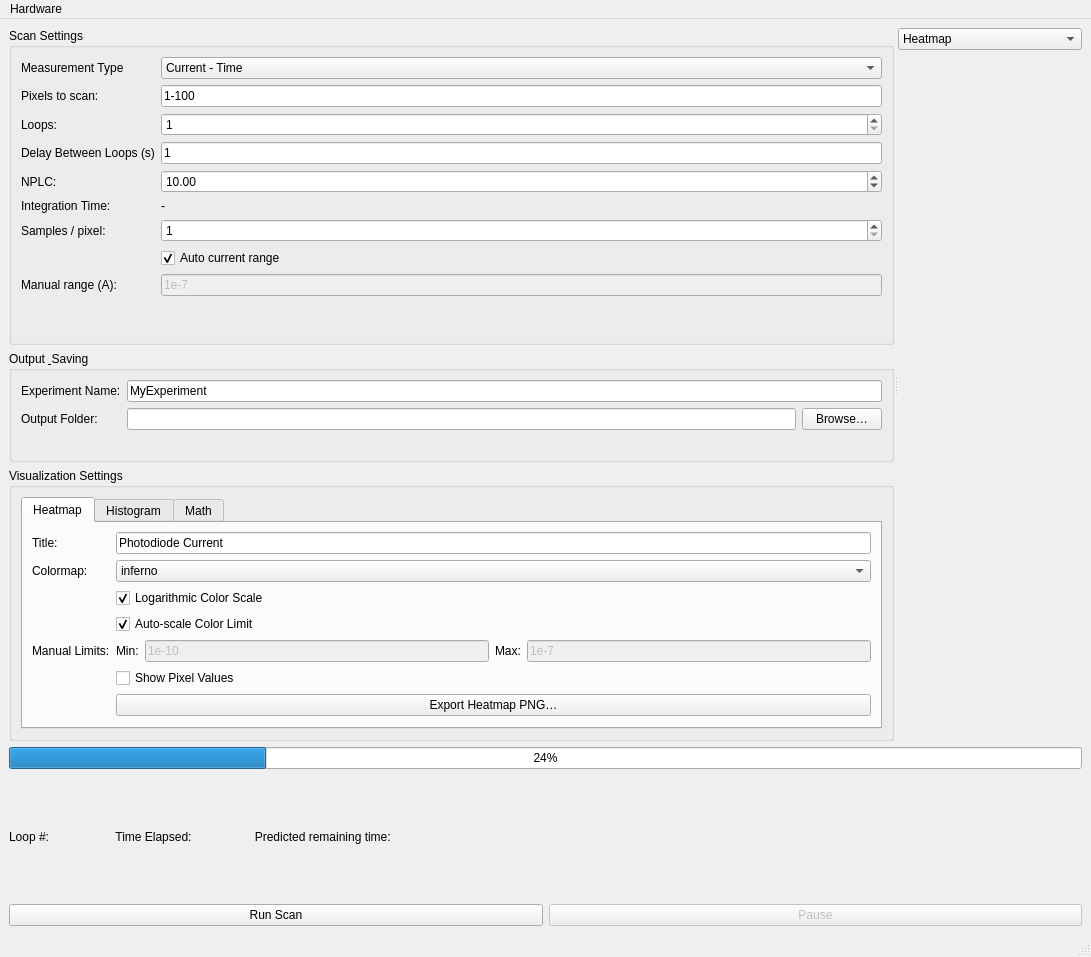
Before: the Qt Designer form Readoubt.ui in nsandor/ReadoubtSW, drawn with Qt 5.
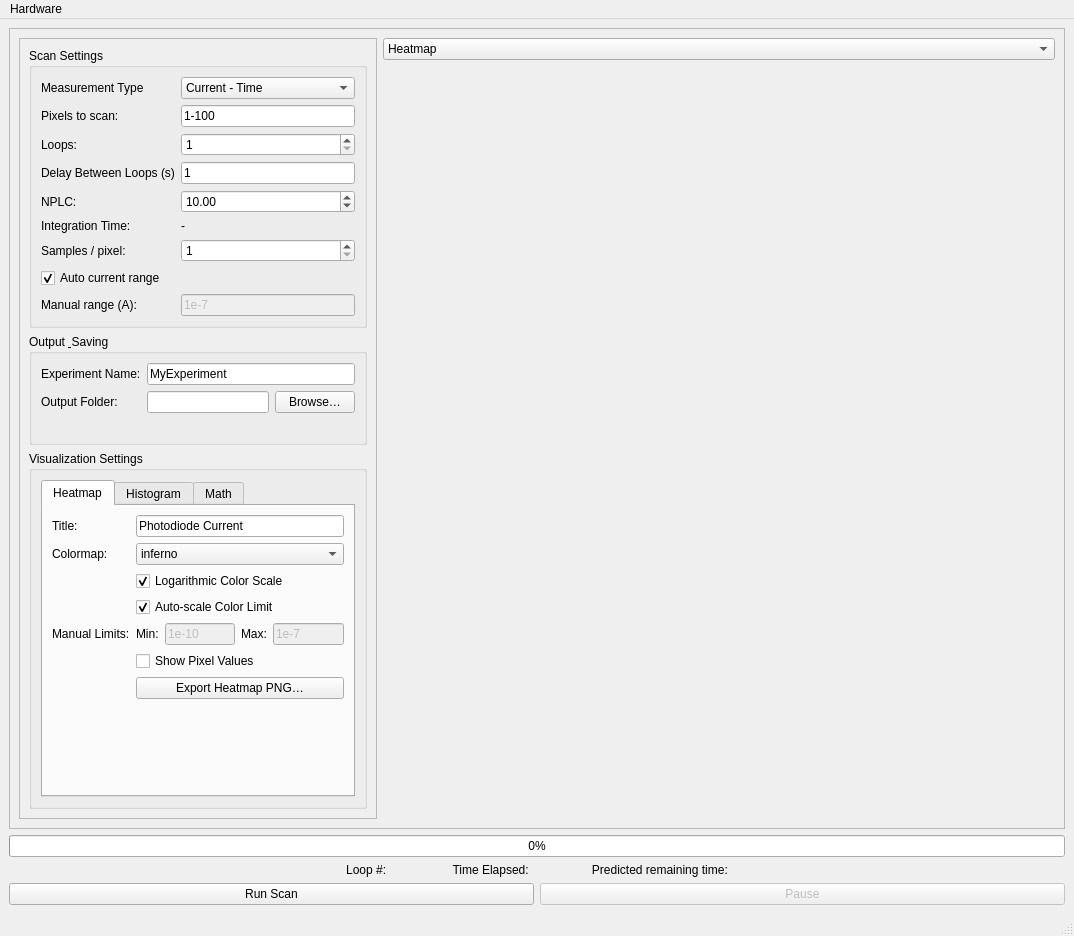
After: the same form once the commit is applied.

The edit to the form file:
```diff
--- a/Readoubt.ui
+++ b/Readoubt.ui
@@ -6,8 +6,8 @@
    <rect>
     <x>0</x>
     <y>0</y>
-    <width>1091</width>
-    <height>957</height>
+    <width>1074</width>
+    <height>936</height>
    </rect>
   </property>
   <property name="minimumSize">
@@ -22,18 +22,41 @@
   <widget class="QWidget" name="centralwidget">
    <layout class="QVBoxLayout" name="verticalLayout_0">
     <item>
-     <widget class="QSplitter" name="centralSplitter">
-      <property name="orientation">
-       <enum>Qt::Orientation::Horizontal</enum>
+     <widget class="QFrame" name="frame_2">
+      <property name="frameShape">
+       <enum>QFrame::Shape::StyledPanel</enum>
       </property>
-      <widget class="QWidget" name="controlsPanel">
-       <layout class="QVBoxLayout" name="controlsLayout">
+      <property name="frameShadow">
+       <enum>QFrame::Shadow::Raised</enum>
+      </property>
+      <layout class="QHBoxLayout" name="horizontalLayout">
+       <item>
+        <widget class="QFrame" name="frame">
+         <property name="minimumSize">
+          <size>
+           <width>0</width>
+           <height>717</height>
+          </size>
+         </property>
+         <property name="maximumSize">
+          <size>
+           <width>358</width>
+           <height>16777215</height>
+          </size>
+         </property>
+         <property name="frameShape">
+          <enum>QFrame::Shape::StyledPanel</enum>
+         </property>
+         <property name="frameShadow">
+          <enum>QFrame::Shadow::Raised</enum>
+         </property>
+         <layout class="QVBoxLayout" name="verticalLayout">
         <item>
          <widget class="QGroupBox" name="scan_settings_box">
           <property name="minimumSize">
            <size>
             <width>0</width>
-            <height>317</height>
+              <height>0</height>
            </size>
           </property>
           <property name="title">
@@ -71,14 +94,14 @@
              </item>
             </widget>
            </item>
-           <item row="2" column="0">
+             <item row="1" column="0">
             <widget class="QLabel" name="label_pixels">
              <property name="text">
               <string>Pixels to scan:</string>
              </property>
             </widget>
            </item>
-           <item row="2" column="1">
+             <item row="1" column="1">
             <widget class="QLineEdit" name="edit_pixel_spec">
              <property name="text">
               <string>1-100</string>
@@ -88,14 +111,14 @@
              </property>
             </widget>
            </item>
-           <item row="3" column="0">
+             <item row="2" column="0">
             <widget class="QLabel" name="label_loops">
              <property name="text">
               <string>Loops:</string>
              </property>
             </widget>
            </item>
-           <item row="3" column="1">
+             <item row="2" column="1">
             <widget class="QSpinBox" name="spin_loops">
              <property name="minimum">
               <number>1</number>
@@ -108,28 +131,28 @@
              </property>
             </widget>
            </item>
-           <item row="4" column="0">
+             <item row="3" column="0">
             <widget class="QLabel" name="loop_delay_label">
              <property name="text">
               <string>Delay Between Loops (s)</string>
              </property>
             </widget>
            </item>
-           <item row="4" column="1">
+             <item row="3" column="1">
             <widget class="QLineEdit" name="loop_delay">
              <property name="text">
               <string>1</string>
              </property>
             </widget>
            </item>
-           <item row="5" column="0">
+             <item row="4" column="0">
             <widget class="QLabel" name="label_nplc">
              <property name="text">
               <string>NPLC:</string>
              </property>
             </widget>
            </item>
-           <item row="5" column="1">
+             <item row="4" column="1">
             <widget class="QDoubleSpinBox" name="spin_nplc">
              <property name="decimals">
               <number>2</number>
@@ -145,28 +168,28 @@
              </property>
             </widget>
            </item>
-           <item row="6" column="0">
+             <item row="5" column="0">
             <widget class="QLabel" name="integration_time_label">
              <property name="text">
               <string>Integration Time:</string>
              </property>
             </widget>
            </item>
-           <item row="6" column="1">
+             <item row="5" column="1">
             <widget class="QLabel" name="integration_time">
              <property name="text">
               <string>-</string>
              </property>
             </widget>
            </item>
-           <item row="7" column="0">
+             <item row="6" column="0">
             <widget class="QLabel" name="label_nsamp">
              <property name="text">
               <string>Samples / pixel:</string>
              </property>
             </widget>
            </item>
-           <item row="7" column="1">
+             <item row="6" column="1">
             <widget class="QSpinBox" name="spin_nsamp">
              <property name="minimum">
               <number>1</number>
@@ -179,16 +202,7 @@
              </property>
             </widget>
            </item>
-           <item row="8" column="0">
-            <widget class="QLabel" name="label_auto_range">
-             <property name="text">
-              <string/>
-             </property>
-            </widget>
-           </item>
-           <item row="8" column="1">
-            <layout class="QHBoxLayout" name="cur_rng_row">
-             <item>
+             <item row="7" column="0">
               <widget class="QCheckBox" name="check_auto_current_range">
                <property name="text">
                 <string>Auto current range</string>
@@ -198,29 +212,14 @@
                </property>
               </widget>
              </item>
-             <item>
-              <spacer name="hspacer_cur_rng">
-               <property name="orientation">
-                <enum>Qt::Orientation::Horizontal</enum>
-               </property>
-               <property name="sizeHint" stdset="0">
-                <size>
-                 <width>40</width>
-                 <height>20</height>
-                </size>
-               </property>
-              </spacer>
-             </item>
-            </layout>
-           </item>
-           <item row="9" column="0">
+             <item row="8" column="0">
             <widget class="QLabel" name="label_manual_rng">
              <property name="text">
               <string>Manual range (A):</string>
              </property>
             </widget>
            </item>
-           <item row="9" column="1">
+             <item row="8" column="1">
             <widget class="QLineEdit" name="edit_current_range">
              <property name="enabled">
               <bool>false</bool>
@@ -621,6 +620,12 @@
         </item>
        </layout>
       </widget>
+       </item>
+       <item>
+        <widget class="QSplitter" name="centralSplitter">
+         <property name="orientation">
+          <enum>Qt::Orientation::Horizontal</enum>
+         </property>
       <widget class="QWidget" name="plotArea">
        <layout class="QVBoxLayout" name="plot_area_layout">
         <item>
@@ -639,6 +644,18 @@
         </item>
         <item>
          <widget class="QStackedWidget" name="plot_stack">
+             <property name="sizePolicy">
+              <sizepolicy hsizetype="Preferred" vsizetype="Preferred">
+               <horstretch>0</horstretch>
+               <verstretch>0</verstretch>
+              </sizepolicy>
+             </property>
+             <property name="minimumSize">
+              <size>
+               <width>500</width>
+               <height>500</height>
+              </size>
+             </property>
           <property name="currentIndex">
            <number>0</number>
           </property>
@@ -662,10 +679,13 @@
       </widget>
      </widget>
     </item>
+      </layout>
+     </widget>
+    </item>
     <item>
      <widget class="QProgressBar" name="ScanprogressBar">
       <property name="value">
-       <number>24</number>
+       <number>0</number>
       </property>
      </widget>
     </item>
@@ -674,6 +694,9 @@
       <property name="text">
        <string>Loop #:                    Time Elapsed:                   Predicted remaining time:</string>
       </property>
+      <property name="alignment">
+       <set>Qt::AlignmentFlag::AlignCenter</set>
+      </property>
      </widget>
     </item>
     <item>
@@ -705,7 +728,7 @@
     <rect>
      <x>0</x>
      <y>0</y>
-     <width>1091</width>
+     <width>1074</width>
      <height>22</height>
     </rect>
    </property>
```
Left out of the diff: 6 changed lines with no effect on the pictures. Lines whose indentation alone changed are shown as unchanged.
